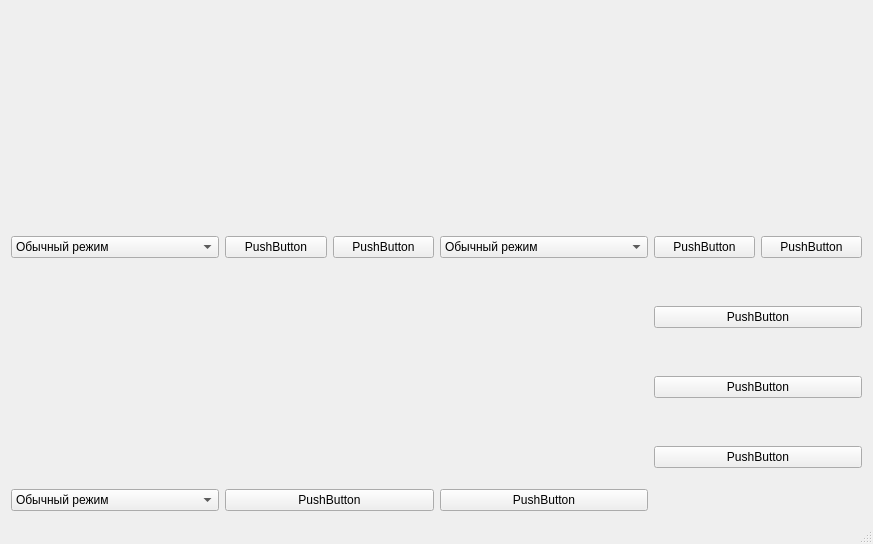
Qt form design.ui (VenkarD/SecuritySystem) before a commit.
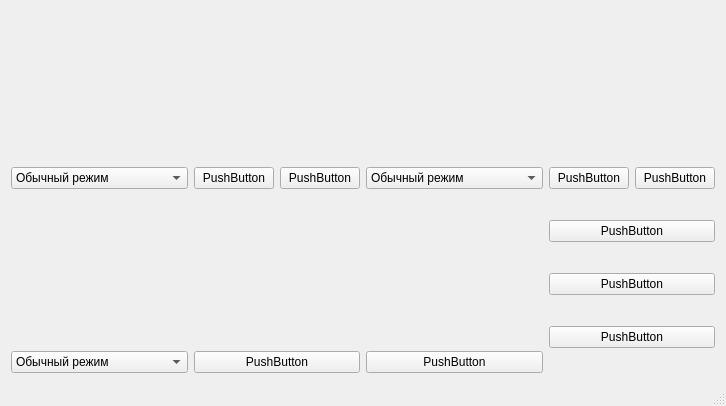
The same form after that commit.

```diff
--- a/design.ui
+++ b/design.ui
@@ -6,8 +6,8 @@
    <rect>
     <x>0</x>
     <y>0</y>
-    <width>873</width>
-    <height>544</height>
+    <width>666</width>
+    <height>406</height>
    </rect>
   </property>
   <property name="windowTitle">
@@ -23,56 +23,14 @@
    <layout class="QVBoxLayout" name="verticalLayout">
     <item>
      <layout class="QGridLayout" name="gridLayout">
-      <item row="3" column="0">
-       <widget class="QComboBox" name="comboBox_3">
-        <item>
-         <property name="text">
-          <string>Обычный режим</string>
-         </property>
-        </item>
-        <item>
-         <property name="text">
-          <string>Распознавание людей</string>
-         </property>
-        </item>
-        <item>
-         <property name="text">
-          <string>Распознавание движения</string>
-         </property>
-        </item>
-        <item>
-         <property name="text">
-          <string>Распознавание границ</string>
-         </property>
-        </item>
-       </widget>
-      </item>
-      <item row="0" column="2" colspan="2">
+      <item row="1" column="2" colspan="2">
        <widget class="QLabel" name="video_2">
         <property name="text">
          <string/>
         </property>
        </widget>
       </item>
-      <item row="1" column="1">
-       <layout class="QGridLayout" name="gridLayout_3">
-        <item row="0" column="0">
-         <widget class="QPushButton" name="pushButton_1">
-          <property name="text">
-           <string>PushButton</string>
-          </property>
-         </widget>
-        </item>
-        <item row="0" column="1">
-         <widget class="QPushButton" name="pushButton_2">
-          <property name="text">
-           <string>PushButton</string>
-          </property>
-         </widget>
-        </item>
-       </layout>
-      </item>
-      <item row="1" column="0">
+      <item row="2" column="0">
        <widget class="QComboBox" name="comboBox_1">
         <property name="maximumSize">
          <size>
@@ -102,21 +60,15 @@
         </item>
        </widget>
       </item>
-      <item row="0" column="0" colspan="2">
+      <item row="1" column="0" colspan="2">
        <widget class="QLabel" name="video_1">
         <property name="text">
          <string/>
         </property>
        </widget>
       </item>
-      <item row="1" column="2">
-       <widget class="QComboBox" name="comboBox_2">
-        <property name="maximumSize">
-         <size>
-          <width>16777215</width>
-          <height>25</height>
-         </size>
-        </property>
+      <item row="4" column="0">
+       <widget class="QComboBox" name="comboBox_3">
         <item>
          <property name="text">
           <string>Обычный режим</string>
@@ -139,17 +91,17 @@
         </item>
        </widget>
       </item>
-      <item row="1" column="3">
-       <layout class="QGridLayout" name="gridLayout_5">
-        <item row="0" column="0">
-         <widget class="QPushButton" name="pushButton_3">
-          <property name="text">
-           <string>PushButton</string>
-          </property>
-         </widget>
-        </item>
+      <item row="2" column="1">
+       <layout class="QGridLayout" name="gridLayout_3">
         <item row="0" column="1">
-         <widget class="QPushButton" name="pushButton_4">
+         <widget class="QPushButton" name="pushButton_2">
+          <property name="text">
+           <string>PushButton</string>
+          </property>
+         </widget>
+        </item>
+        <item row="0" column="0">
+         <widget class="QPushButton" name="pushButton_1">
           <property name="text">
            <string>PushButton</string>
           </property>
@@ -157,14 +109,7 @@
         </item>
        </layout>
       </item>
-      <item row="2" column="0" colspan="3">
-       <widget class="QLabel" name="video_3">
-        <property name="text">
-         <string/>
-        </property>
-       </widget>
-      </item>
-      <item row="2" column="3" rowspan="2">
+      <item row="3" column="3" rowspan="2">
        <layout class="QGridLayout" name="gridLayout_6">
         <item row="1" column="0">
          <widget class="QPushButton" name="pushButton_8">
@@ -189,20 +134,75 @@
         </item>
        </layout>
       </item>
-      <item row="3" column="1">
+      <item row="2" column="2">
+       <widget class="QComboBox" name="comboBox_2">
+        <property name="maximumSize">
+         <size>
+          <width>16777215</width>
+          <height>25</height>
+         </size>
+        </property>
+        <item>
+         <property name="text">
+          <string>Обычный режим</string>
+         </property>
+        </item>
+        <item>
+         <property name="text">
+          <string>Распознавание людей</string>
+         </property>
+        </item>
+        <item>
+         <property name="text">
+          <string>Распознавание движения</string>
+         </property>
+        </item>
+        <item>
+         <property name="text">
+          <string>Распознавание границ</string>
+         </property>
+        </item>
+       </widget>
+      </item>
+      <item row="4" column="1">
        <widget class="QPushButton" name="pushButton_5">
         <property name="text">
          <string>PushButton</string>
         </property>
        </widget>
       </item>
-      <item row="3" column="2">
+      <item row="3" column="0" colspan="3">
+       <widget class="QLabel" name="video_3">
+        <property name="text">
+         <string/>
+        </property>
+       </widget>
+      </item>
+      <item row="4" column="2">
        <widget class="QPushButton" name="pushButton_6">
         <property name="text">
          <string>PushButton</string>
         </property>
        </widget>
       </item>
+      <item row="2" column="3">
+       <layout class="QGridLayout" name="gridLayout_5">
+        <item row="0" column="0">
+         <widget class="QPushButton" name="pushButton_3">
+          <property name="text">
+           <string>PushButton</string>
+          </property>
+         </widget>
+        </item>
+        <item row="0" column="1">
+         <widget class="QPushButton" name="pushButton_4">
+          <property name="text">
+           <string>PushButton</string>
+          </property>
+         </widget>
+        </item>
+       </layout>
+      </item>
      </layout>
     </item>
    </layout>
```
Left out of the diff: 18 changed lines with no effect on the pictures.
